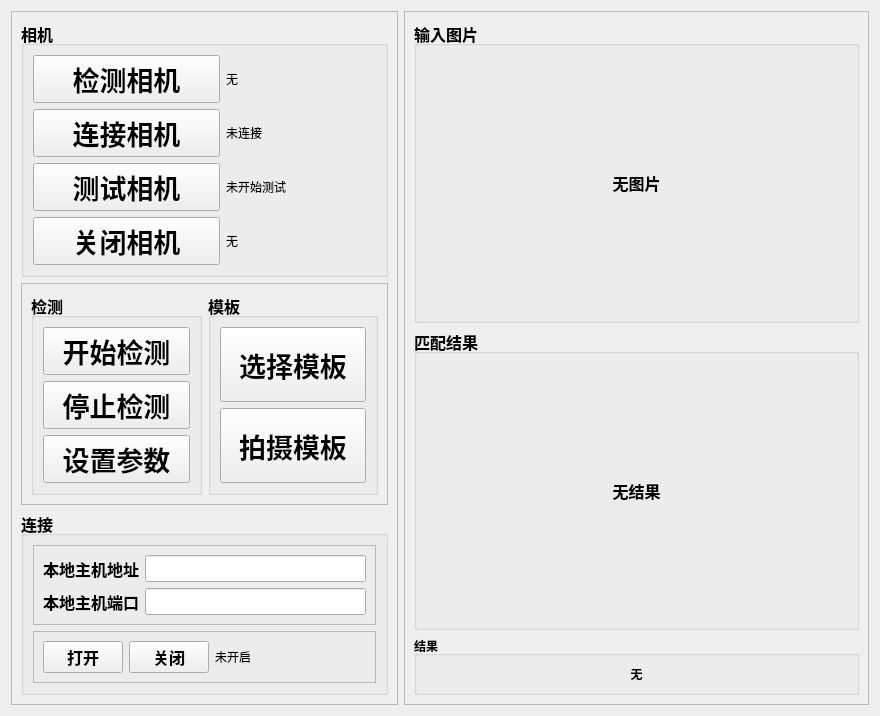
This is QtApp/MainWidget.ui in youngblood1998/helmet_detect as Qt 5 draws it before an edit. The edited form follows.
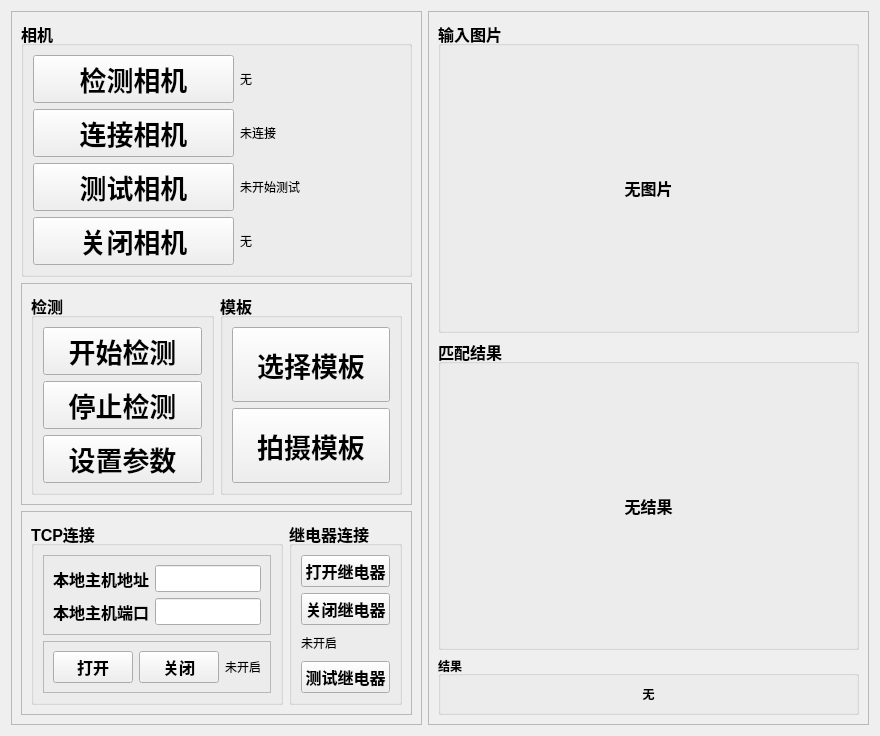
This is the edited form.

```diff
--- a/QtApp/MainWidget.ui
+++ b/QtApp/MainWidget.ui
@@ -323,6 +323,21 @@
        </widget>
       </item>
       <item>
+       <widget class="QFrame" name="frame_6">
+        <property name="frameShape">
+         <enum>QFrame::StyledPanel</enum>
+        </property>
+        <property name="frameShadow">
+         <enum>QFrame::Raised</enum>
+        </property>
+        <layout class="QHBoxLayout" name="horizontalLayout_4" stretch="1,1">
+         <property name="rightMargin">
+          <number>9</number>
+         </property>
+         <property name="bottomMargin">
+          <number>9</number>
+         </property>
+         <item>
        <widget class="QGroupBox" name="groupBox_2">
         <property name="font">
          <font>
@@ -332,7 +347,7 @@
          </font>
         </property>
         <property name="title">
-         <string>连接</string>
+            <string>TCP连接</string>
         </property>
         <layout class="QVBoxLayout" name="verticalLayout_10">
          <item>
@@ -346,6 +361,12 @@
            <layout class="QGridLayout" name="gridLayout_2">
             <item row="0" column="0">
              <widget class="QLabel" name="labAdr">
+                 <property name="sizePolicy">
+                  <sizepolicy hsizetype="Preferred" vsizetype="Expanding">
+                   <horstretch>0</horstretch>
+                   <verstretch>0</verstretch>
+                  </sizepolicy>
+                 </property>
               <property name="text">
                <string>本地主机地址</string>
               </property>
@@ -353,6 +374,12 @@
             </item>
             <item row="0" column="1">
              <widget class="QLineEdit" name="lineEditAdr">
+                 <property name="sizePolicy">
+                  <sizepolicy hsizetype="Expanding" vsizetype="Expanding">
+                   <horstretch>0</horstretch>
+                   <verstretch>0</verstretch>
+                  </sizepolicy>
+                 </property>
               <property name="text">
                <string/>
               </property>
@@ -360,13 +387,26 @@
             </item>
             <item row="1" column="0">
              <widget class="QLabel" name="labPort">
+                 <property name="sizePolicy">
+                  <sizepolicy hsizetype="Preferred" vsizetype="Expanding">
+                   <horstretch>0</horstretch>
+                   <verstretch>0</verstretch>
+                  </sizepolicy>
+                 </property>
               <property name="text">
                <string>本地主机端口</string>
               </property>
              </widget>
             </item>
             <item row="1" column="1">
-             <widget class="QLineEdit" name="lineEditPort"/>
+                <widget class="QLineEdit" name="lineEditPort">
+                 <property name="sizePolicy">
+                  <sizepolicy hsizetype="Expanding" vsizetype="Expanding">
+                   <horstretch>0</horstretch>
+                   <verstretch>0</verstretch>
+                  </sizepolicy>
+                 </property>
+                </widget>
             </item>
            </layout>
           </widget>
@@ -417,6 +457,90 @@
               </property>
               <property name="text">
                <string>未开启</string>
+                 </property>
+                </widget>
+               </item>
+              </layout>
+             </widget>
+            </item>
+           </layout>
+          </widget>
+         </item>
+         <item>
+          <widget class="QGroupBox" name="groupBox_3">
+           <property name="sizePolicy">
+            <sizepolicy hsizetype="Expanding" vsizetype="Preferred">
+             <horstretch>0</horstretch>
+             <verstretch>0</verstretch>
+            </sizepolicy>
+           </property>
+           <property name="font">
+            <font>
+             <pointsize>12</pointsize>
+             <weight>75</weight>
+             <bold>true</bold>
+            </font>
+           </property>
+           <property name="title">
+            <string>继电器连接</string>
+           </property>
+           <layout class="QVBoxLayout" name="verticalLayout_11">
+            <item>
+             <widget class="QPushButton" name="btnOpenRelay">
+              <property name="sizePolicy">
+               <sizepolicy hsizetype="Minimum" vsizetype="Expanding">
+                <horstretch>0</horstretch>
+                <verstretch>0</verstretch>
+               </sizepolicy>
+              </property>
+              <property name="text">
+               <string>打开继电器</string>
+              </property>
+             </widget>
+            </item>
+            <item>
+             <widget class="QPushButton" name="btnCloseRelay">
+              <property name="sizePolicy">
+               <sizepolicy hsizetype="Minimum" vsizetype="Expanding">
+                <horstretch>0</horstretch>
+                <verstretch>0</verstretch>
+               </sizepolicy>
+              </property>
+              <property name="text">
+               <string>关闭继电器</string>
+              </property>
+             </widget>
+            </item>
+            <item>
+             <widget class="QLabel" name="labRelay">
+              <property name="sizePolicy">
+               <sizepolicy hsizetype="Preferred" vsizetype="Expanding">
+                <horstretch>0</horstretch>
+                <verstretch>0</verstretch>
+               </sizepolicy>
+              </property>
+              <property name="font">
+               <font>
+                <pointsize>9</pointsize>
+                <weight>50</weight>
+                <bold>false</bold>
+               </font>
+              </property>
+              <property name="text">
+               <string>未开启</string>
+              </property>
+             </widget>
+            </item>
+            <item>
+             <widget class="QPushButton" name="btnTestRelay">
+              <property name="sizePolicy">
+               <sizepolicy hsizetype="Minimum" vsizetype="Expanding">
+                <horstretch>0</horstretch>
+                <verstretch>0</verstretch>
+               </sizepolicy>
+              </property>
+              <property name="text">
+               <string>测试继电器</string>
               </property>
              </widget>
             </item>
```
Left out of the diff: 2 changed lines with no effect on the pictures. Lines whose indentation alone changed are shown as unchanged.
